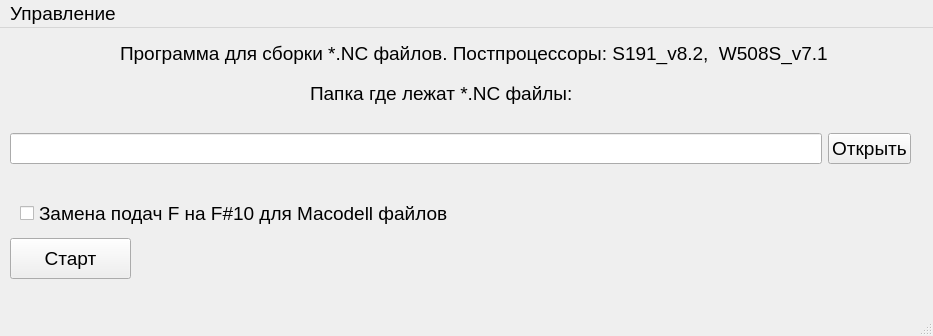
Sicambr/igorek, file untitled.ui: the form before one commit.
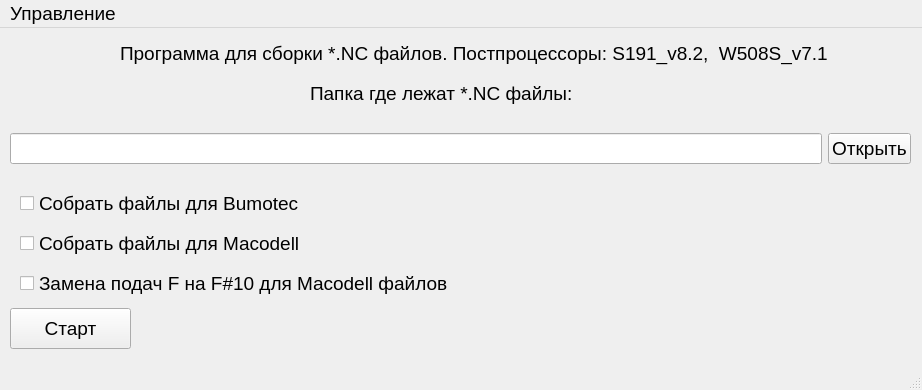
The form after the commit.

Commit message: add check boxes for bumotec and macodel generators

```diff
--- a/untitled.ui
+++ b/untitled.ui
@@ -6,8 +6,8 @@
    <rect>
     <x>0</x>
     <y>0</y>
-    <width>933</width>
-    <height>336</height>
+    <width>922</width>
+    <height>390</height>
    </rect>
   </property>
   <property name="font">
@@ -58,7 +58,7 @@
     <property name="geometry">
      <rect>
       <x>10</x>
-      <y>210</y>
+      <y>280</y>
       <width>121</width>
       <height>41</height>
      </rect>
@@ -71,7 +71,7 @@
     <property name="geometry">
      <rect>
       <x>150</x>
-      <y>210</y>
+      <y>280</y>
       <width>771</width>
       <height>41</height>
      </rect>
@@ -97,7 +97,7 @@
     <property name="geometry">
      <rect>
       <x>20</x>
-      <y>170</y>
+      <y>240</y>
       <width>451</width>
       <height>31</height>
      </rect>
@@ -106,13 +106,39 @@
      <string>Замена подач F на F#10 для Macodell файлов</string>
     </property>
    </widget>
+   <widget class="QCheckBox" name="gen_macodel">
+    <property name="geometry">
+     <rect>
+      <x>20</x>
+      <y>200</y>
+      <width>401</width>
+      <height>31</height>
+     </rect>
+    </property>
+    <property name="text">
+     <string>Собрать файлы для Macodell</string>
+    </property>
+   </widget>
+   <widget class="QCheckBox" name="gen_bumotec">
+    <property name="geometry">
+     <rect>
+      <x>20</x>
+      <y>160</y>
+      <width>351</width>
+      <height>31</height>
+     </rect>
+    </property>
+    <property name="text">
+     <string>Собрать файлы для Bumotec</string>
+    </property>
+   </widget>
   </widget>
   <widget class="QMenuBar" name="menubar">
    <property name="geometry">
     <rect>
      <x>0</x>
      <y>0</y>
-     <width>933</width>
+     <width>922</width>
      <height>31</height>
     </rect>
    </property>
```
The commit also changes 5 other files.
